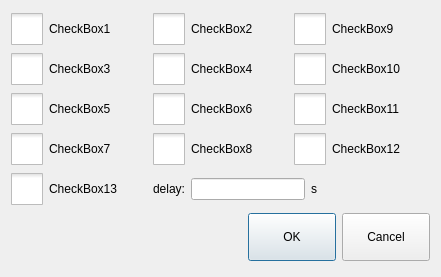
The window that icprogrampage/icpointtype.ui (GaussCheng/2-5AxisPunch) describes before a commit, drawn with Qt 5.
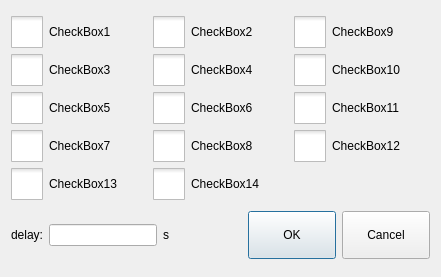
The same window after the commit. Icons and pictures are not drawn. Custom widgets are drawn as their Qt base class.

```diff
--- a/icprogrampage/icpointtype.ui
+++ b/icprogrampage/icpointtype.ui
@@ -38,6 +38,8 @@
  image: url(:/resource/check_unchecked_disable.png);
 }</string>
   </property>
+  <layout class="QVBoxLayout" name="verticalLayout">
+   <item>
   <layout class="QGridLayout" name="gridLayout">
    <item row="0" column="0">
     <widget class="QCheckBox" name="checkbox_1">
@@ -229,7 +231,24 @@
      </attribute>
     </widget>
    </item>
-   <item row="4" column="1" colspan="2">
+     <item row="4" column="1">
+      <widget class="QCheckBox" name="checkbox_14">
+       <property name="focusPolicy">
+        <enum>Qt::NoFocus</enum>
+       </property>
+       <property name="text">
+        <string>CheckBox14</string>
+       </property>
+       <attribute name="buttonGroup">
+        <string notr="true">buttonGroup</string>
+       </attribute>
+      </widget>
+     </item>
+    </layout>
+   </item>
+   <item>
+    <layout class="QHBoxLayout" name="horizontalLayout_2">
+     <item>
     <layout class="QHBoxLayout" name="horizontalLayout">
      <item>
       <widget class="QLabel" name="label">
@@ -263,7 +282,7 @@
      </item>
     </layout>
    </item>
-   <item row="5" column="1" colspan="2">
+     <item>
     <widget class="QDialogButtonBox" name="buttonBox">
      <property name="styleSheet">
       <string notr="true">width:80px;
@@ -276,6 +295,8 @@
       <set>QDialogButtonBox::Cancel|QDialogButtonBox::Ok</set>
      </property>
     </widget>
+     </item>
+    </layout>
    </item>
   </layout>
  </widget>
```
Lines whose indentation alone changed are shown as unchanged.
